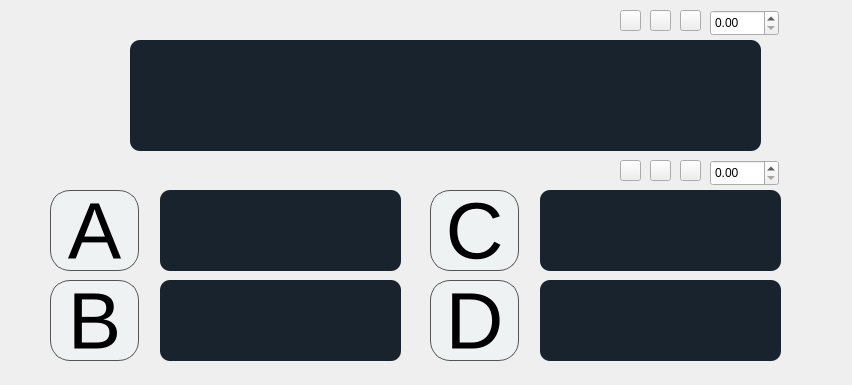
Qt form DISENOS/modRespMultiplesImagen0_d.ui (ronihdzz/DisenadorPreguntas) before a commit.
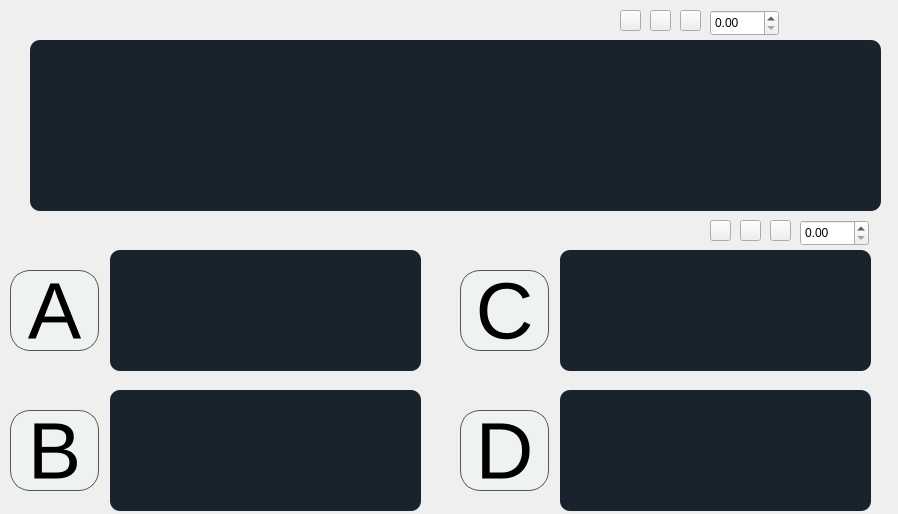
The same form after that commit. Icons and pictures are not drawn.

```diff
--- a/DISENOS/modRespMultiplesImagen0_d.ui
+++ b/DISENOS/modRespMultiplesImagen0_d.ui
@@ -6,8 +6,8 @@
    <rect>
     <x>0</x>
     <y>0</y>
-    <width>852</width>
-    <height>385</height>
+    <width>898</width>
+    <height>514</height>
    </rect>
   </property>
   <property name="windowTitle">
@@ -16,8 +16,8 @@
   <widget class="QPushButton" name="btn_respD">
    <property name="geometry">
     <rect>
-     <x>430</x>
-     <y>280</y>
+     <x>460</x>
+     <y>410</y>
      <width>89</width>
      <height>81</height>
     </rect>
@@ -39,8 +39,8 @@
   <widget class="QPushButton" name="btn_respA">
    <property name="geometry">
     <rect>
-     <x>50</x>
-     <y>190</y>
+     <x>10</x>
+     <y>270</y>
      <width>89</width>
      <height>81</height>
     </rect>
@@ -62,8 +62,8 @@
   <widget class="QPushButton" name="btn_respC">
    <property name="geometry">
     <rect>
-     <x>430</x>
-     <y>190</y>
+     <x>460</x>
+     <y>270</y>
      <width>89</width>
      <height>81</height>
     </rect>
@@ -85,8 +85,8 @@
   <widget class="QPushButton" name="btn_respB">
    <property name="geometry">
     <rect>
-     <x>50</x>
-     <y>280</y>
+     <x>10</x>
+     <y>410</y>
      <width>89</width>
      <height>81</height>
     </rect>
@@ -108,10 +108,10 @@
   <widget class="QTextEdit" name="txtEdit_preg">
    <property name="geometry">
     <rect>
-     <x>130</x>
+     <x>30</x>
      <y>40</y>
-     <width>631</width>
-     <height>111</height>
+     <width>851</width>
+     <height>171</height>
     </rect>
    </property>
    <property name="styleSheet">
@@ -128,8 +128,8 @@
   <widget class="QDoubleSpinBox" name="dSpin_respTam">
    <property name="geometry">
     <rect>
-     <x>710</x>
-     <y>160</y>
+     <x>800</x>
+     <y>220</y>
      <width>69</width>
      <height>26</height>
     </rect>
@@ -205,8 +205,8 @@
   <widget class="QPushButton" name="btn_respDer">
    <property name="geometry">
     <rect>
-     <x>680</x>
-     <y>160</y>
+     <x>770</x>
+     <y>220</y>
      <width>21</width>
      <height>21</height>
     </rect>
@@ -221,8 +221,8 @@
   <widget class="QPushButton" name="btn_respCen">
    <property name="geometry">
     <rect>
-     <x>650</x>
-     <y>160</y>
+     <x>740</x>
+     <y>220</y>
      <width>21</width>
      <height>21</height>
     </rect>
@@ -237,8 +237,8 @@
   <widget class="QPushButton" name="btn_respIzq">
    <property name="geometry">
     <rect>
-     <x>620</x>
-     <y>160</y>
+     <x>710</x>
+     <y>220</y>
      <width>21</width>
      <height>21</height>
     </rect>
@@ -253,10 +253,10 @@
   <widget class="QTextEdit" name="txtEdit_respA">
    <property name="geometry">
     <rect>
-     <x>160</x>
-     <y>190</y>
-     <width>241</width>
-     <height>81</height>
+     <x>110</x>
+     <y>250</y>
+     <width>311</width>
+     <height>121</height>
     </rect>
    </property>
    <property name="styleSheet">
@@ -273,10 +273,10 @@
   <widget class="QTextEdit" name="txtEdit_respB">
    <property name="geometry">
     <rect>
-     <x>160</x>
-     <y>280</y>
-     <width>241</width>
-     <height>81</height>
+     <x>110</x>
+     <y>390</y>
+     <width>311</width>
+     <height>121</height>
     </rect>
    </property>
    <property name="styleSheet">
@@ -293,10 +293,10 @@
   <widget class="QTextEdit" name="txtEdit_respC">
    <property name="geometry">
     <rect>
-     <x>540</x>
-     <y>190</y>
-     <width>241</width>
-     <height>81</height>
+     <x>560</x>
+     <y>250</y>
+     <width>311</width>
+     <height>121</height>
     </rect>
    </property>
    <property name="styleSheet">
@@ -313,10 +313,10 @@
   <widget class="QTextEdit" name="txtEdit_respD">
    <property name="geometry">
     <rect>
-     <x>540</x>
-     <y>280</y>
-     <width>241</width>
-     <height>81</height>
+     <x>560</x>
+     <y>390</y>
+     <width>311</width>
+     <height>121</height>
     </rect>
    </property>
    <property name="styleSheet">
```
